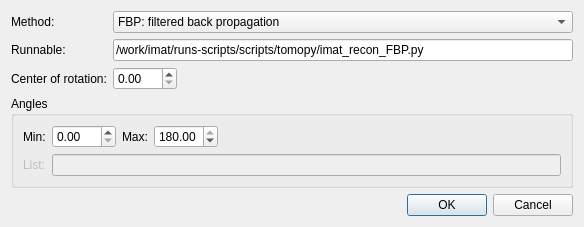
Before: the Qt Designer form MantidQt/CustomInterfaces/inc/MantidQtCustomInterfaces/Tomography/TomoToolConfigTomoPy.ui in mantidproject/mantid, drawn with Qt 5.
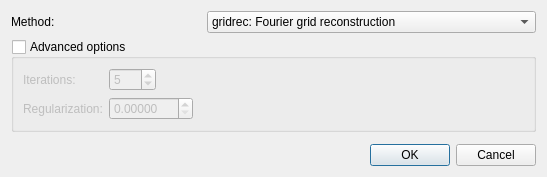
After: the same form once the commit is applied.

Commit message: add updated dialogs of tomo reconstruction tools, re #12900

Patch:
```diff
--- a/MantidQt/CustomInterfaces/inc/MantidQtCustomInterfaces/Tomography/TomoToolConfigTomoPy.ui
+++ b/MantidQt/CustomInterfaces/inc/MantidQtCustomInterfaces/Tomography/TomoToolConfigTomoPy.ui
@@ -9,151 +9,128 @@
    <rect>
     <x>0</x>
     <y>0</y>
-    <width>584</width>
-    <height>224</height>
+    <width>547</width>
+    <height>177</height>
    </rect>
   </property>
   <property name="windowTitle">
    <string>TomoPy Configuration</string>
   </property>
-  <layout class="QGridLayout" name="gridLayout_3">
-   <item row="0" column="0">
-    <layout class="QGridLayout" name="gridLayout_2">
-     <item row="4" column="0" colspan="3">
-      <widget class="QGroupBox" name="groupBox">
-       <property name="title">
-        <string>Angles</string>
-       </property>
-       <layout class="QGridLayout" name="gridLayout">
-        <item row="0" column="0">
-         <widget class="QLabel" name="label_runnable_2">
-          <property name="text">
-           <string>Min:</string>
-          </property>
-         </widget>
-        </item>
-        <item row="0" column="4">
-         <spacer name="horizontalSpacer_2">
-          <property name="orientation">
-           <enum>Qt::Horizontal</enum>
-          </property>
-          <property name="sizeHint" stdset="0">
-           <size>
-            <width>174</width>
-            <height>20</height>
-           </size>
-          </property>
-         </spacer>
-        </item>
-        <item row="1" column="0">
-         <widget class="QLabel" name="label_runnable_4">
-          <property name="enabled">
-           <bool>false</bool>
-          </property>
-          <property name="text">
-           <string>List:</string>
-          </property>
-         </widget>
-        </item>
-        <item row="0" column="2">
-         <widget class="QLabel" name="label_runnable_3">
-          <property name="text">
-           <string>Max:</string>
-          </property>
-         </widget>
-        </item>
-        <item row="1" column="1" colspan="4">
-         <widget class="QLineEdit" name="lineEdit">
-          <property name="enabled">
-           <bool>false</bool>
-          </property>
-         </widget>
-        </item>
-        <item row="0" column="3">
-         <widget class="QDoubleSpinBox" name="doubleSpinBox_angle_max">
-          <property name="maximum">
-           <double>180.000000000000000</double>
-          </property>
-          <property name="value">
-           <double>180.000000000000000</double>
-          </property>
-         </widget>
-        </item>
-        <item row="0" column="1">
-         <widget class="QDoubleSpinBox" name="doubleSpinBox_angle_min">
-          <property name="maximum">
-           <double>360.000000000000000</double>
-          </property>
-         </widget>
-        </item>
-       </layout>
-      </widget>
-     </item>
-     <item row="3" column="1">
-      <widget class="QDoubleSpinBox" name="doubleSpinBox_center_rot">
-       <property name="maximum">
-        <double>180.000000000000000</double>
-       </property>
-      </widget>
-     </item>
-     <item row="1" column="0">
+  <layout class="QVBoxLayout" name="verticalLayout">
+   <item>
+    <layout class="QHBoxLayout" name="horizontalLayout_2">
+     <item>
       <widget class="QLabel" name="label">
        <property name="text">
         <string>Method:</string>
        </property>
       </widget>
      </item>
-     <item row="2" column="1" colspan="2">
-      <widget class="QLineEdit" name="lineEdit_runnable">
-       <property name="text">
-        <string>/work/imat/runs-scripts/scripts/tomopy/imat_recon_FBP.py</string>
-       </property>
-      </widget>
-     </item>
-     <item row="2" column="0">
-      <widget class="QLabel" name="label_runnable">
-       <property name="text">
-        <string>Runnable:</string>
-       </property>
-      </widget>
-     </item>
-     <item row="3" column="0">
-      <widget class="QLabel" name="label_cli_options">
-       <property name="text">
-        <string>Center of rotation:</string>
-       </property>
-      </widget>
-     </item>
-     <item row="3" column="2">
-      <spacer name="horizontalSpacer_4">
-       <property name="orientation">
-        <enum>Qt::Horizontal</enum>
-       </property>
-       <property name="sizeHint" stdset="0">
-        <size>
-         <width>40</width>
-         <height>20</height>
-        </size>
-       </property>
-      </spacer>
-     </item>
-     <item row="1" column="1" colspan="2">
+     <item>
       <widget class="QComboBox" name="comboBox_method">
        <item>
         <property name="text">
-         <string>FBP: filtered back propagation</string>
+         <string>gridrec: Fourier grid reconstruction</string>
         </property>
        </item>
        <item>
         <property name="text">
-         <string>SIRT: statistical image reconstruction</string>
+         <string>SIRT: Simultaneous algebraic reconstruction technique</string>
+        </property>
+       </item>
+       <item>
+        <property name="text">
+         <string>FBP: filtered back-propagation</string>
+        </property>
+       </item>
+       <item>
+        <property name="text">
+         <string>MLEM: Maximum-likelihood expectation maximization</string>
         </property>
        </item>
       </widget>
      </item>
     </layout>
    </item>
-   <item row="1" column="0">
+   <item>
+    <widget class="QGroupBox" name="groupBox">
+     <property name="title">
+      <string>Advanced options</string>
+     </property>
+     <property name="checkable">
+      <bool>true</bool>
+     </property>
+     <property name="checked">
+      <bool>false</bool>
+     </property>
+     <layout class="QGridLayout" name="gridLayout">
+      <item row="0" column="0">
+       <widget class="QLabel" name="label_iter">
+        <property name="text">
+         <string>Iterations:</string>
+        </property>
+       </widget>
+      </item>
+      <item row="0" column="1">
+       <widget class="QSpinBox" name="spinBox_iter">
+        <property name="minimum">
+         <number>1</number>
+        </property>
+        <property name="maximum">
+         <number>999</number>
+        </property>
+        <property name="value">
+         <number>5</number>
+        </property>
+       </widget>
+      </item>
+      <item row="0" column="2" colspan="2">
+       <spacer name="horizontalSpacer_4">
+        <property name="orientation">
+         <enum>Qt::Horizontal</enum>
+        </property>
+        <property name="sizeHint" stdset="0">
+         <size>
+          <width>178</width>
+          <height>20</height>
+         </size>
+        </property>
+       </spacer>
+      </item>
+      <item row="1" column="0">
+       <widget class="QLabel" name="label_cli_options">
+        <property name="text">
+         <string>Regularization:</string>
+        </property>
+       </widget>
+      </item>
+      <item row="1" column="1" colspan="2">
+       <widget class="QDoubleSpinBox" name="doubleSpinBox_regularization">
+        <property name="decimals">
+         <number>5</number>
+        </property>
+        <property name="maximum">
+         <double>180.000000000000000</double>
+        </property>
+       </widget>
+      </item>
+      <item row="1" column="3">
+       <spacer name="horizontalSpacer_5">
+        <property name="orientation">
+         <enum>Qt::Horizontal</enum>
+        </property>
+        <property name="sizeHint" stdset="0">
+         <size>
+          <width>305</width>
+          <height>20</height>
+         </size>
+        </property>
+       </spacer>
+      </item>
+     </layout>
+    </widget>
+   </item>
+   <item>
     <spacer name="verticalSpacer">
      <property name="orientation">
       <enum>Qt::Vertical</enum>
@@ -166,7 +143,7 @@
      </property>
     </spacer>
    </item>
-   <item row="2" column="0">
+   <item>
     <layout class="QHBoxLayout" name="horizontalLayout">
      <item>
       <spacer name="horizontalSpacer">
```
The commit also changes 2 other files.
